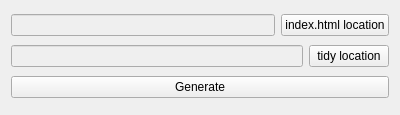
This is glibcdoctoqch/mainwindow.ui in Ri0n/rion-pg as Qt 5 draws it before an edit. The edited form follows.
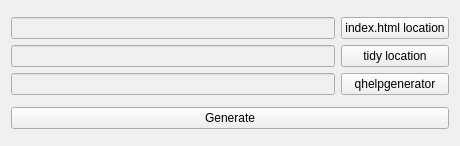
This is the edited form.

Commit message: improved glibc doc converter

The edit to the form file:
```diff
--- a/glibcdoctoqch/mainwindow.ui
+++ b/glibcdoctoqch/mainwindow.ui
@@ -6,8 +6,8 @@
    <rect>
     <x>0</x>
     <y>0</y>
-    <width>400</width>
-    <height>115</height>
+    <width>460</width>
+    <height>146</height>
    </rect>
   </property>
   <property name="windowTitle">
@@ -22,39 +22,49 @@
    </property>
    <layout class="QVBoxLayout" name="verticalLayout">
     <item>
-     <layout class="QHBoxLayout" name="horizontalLayout">
-      <item>
+     <layout class="QGridLayout" name="gridLayout">
+      <item row="0" column="0">
        <widget class="QLineEdit" name="indexLe">
         <property name="enabled">
          <bool>false</bool>
         </property>
        </widget>
       </item>
-      <item>
+      <item row="0" column="1">
        <widget class="QPushButton" name="indexBtn">
         <property name="text">
          <string>index.html location</string>
         </property>
        </widget>
       </item>
-     </layout>
-    </item>
-    <item>
-     <layout class="QHBoxLayout" name="horizontalLayout_2">
-      <item>
+      <item row="1" column="0">
        <widget class="QLineEdit" name="tidyLe">
         <property name="enabled">
          <bool>false</bool>
         </property>
        </widget>
       </item>
-      <item>
+      <item row="1" column="1">
        <widget class="QPushButton" name="tidyBtn">
         <property name="text">
          <string>tidy location</string>
         </property>
        </widget>
       </item>
+      <item row="2" column="0">
+       <widget class="QLineEdit" name="helpgenLe">
+        <property name="enabled">
+         <bool>false</bool>
+        </property>
+       </widget>
+      </item>
+      <item row="2" column="1">
+       <widget class="QPushButton" name="helpgenBtn">
+        <property name="text">
+         <string>qhelpgenerator</string>
+        </property>
+       </widget>
+      </item>
      </layout>
     </item>
     <item>
```
The commit also changes 2 other files.
